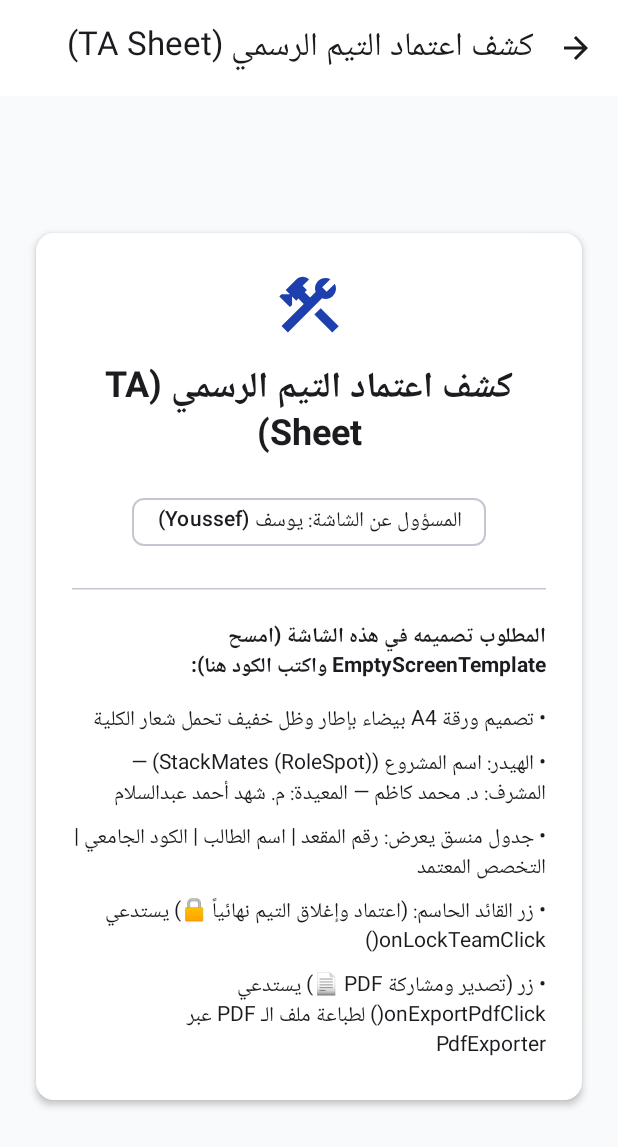
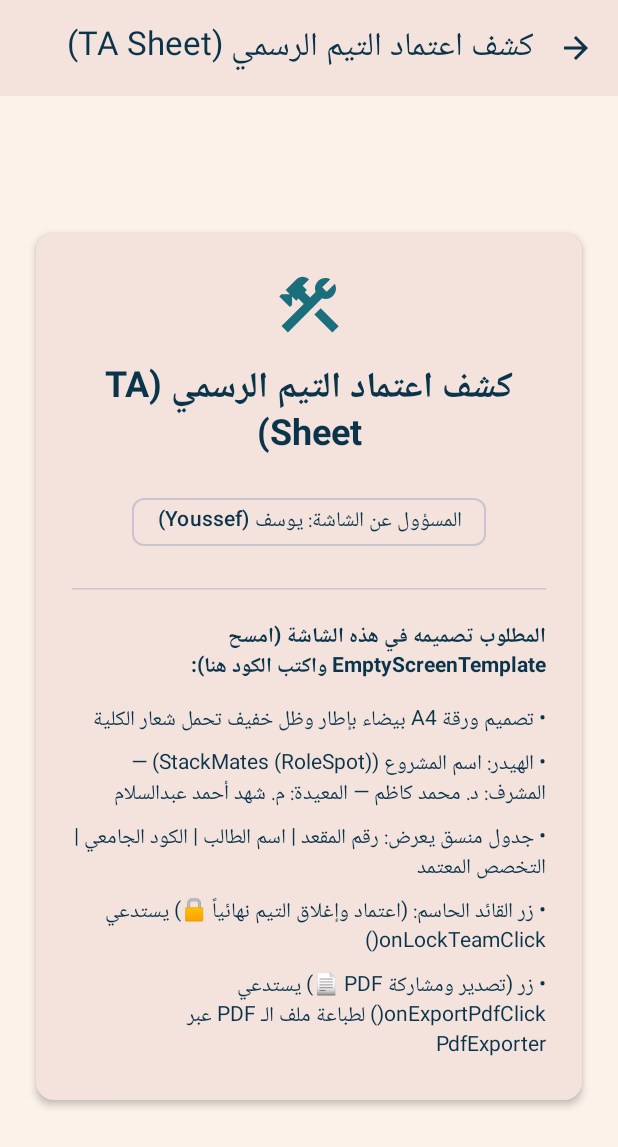
Before and after one commit to YousefEl-Basuony/TeamSeat-App, an Android app built with Jetpack Compose: the screen it shows after launch (MainActivity), after a tap on "كشف المعيدة الرسمي (TA Sheet A4)", on a phone screen of 412 x 824 dp. Shown: the top 1147 px of the screen. Run offline under Robolectric (Android 15) with nearby library versions, the phone set to English and light mode, and no system bars.

Commit message:
Update Color palette and Material 3 theme to match official TeamSeat design

```diff
--- a/app/src/main/java/com/stackmates/teamseat/core/theme/Color.kt
+++ b/app/src/main/java/com/stackmates/teamseat/core/theme/Color.kt
@@ -2,23 +2,41 @@ package com.stackmates.teamseat.core.theme
 
 import androidx.compose.ui.graphics.Color
 
-// ألوان الهوية الأساسية للتطبيق (Material 3)
-val BrandPrimary = Color(0xFF1E40AF)       // أزرق أكاديمي احترافي
-val BrandSecondary = Color(0xFF3B82F6)
-val BrandBackground = Color(0xFFF8FAFC)
-val BrandSurface = Color(0xFFFFFFFF)
+// =========================================================================
+// 🎨 TeamSeat Official Color Palette (من الهوية البصرية المعتمدة للتطبيق)
+// =========================================================================
 
-// ألوان حالات مقاعد التيم الموحدة (يستخدمها التيم كله!)
-val SeatAvailableGreen = Color(0xFF16A34A) // 🟢 متاح للحجز
-val SeatAvailableBg = Color(0xFFDCFCE7)
+// الألوان الداكنة والأساسية
+val DeepNavy = Color(0xFF0A344A)      // العناوين الرئيسية والخلفيات الداكنة
+val DeepTeal = Color(0xFF1B6F7D)      // الأزرار الأساسية وشريط التنقل Navbar
+val Turquoise = Color(0xFF469D9F)     // الأيقونات والعناصر النشطة
+val LightAqua = Color(0xFFA9D5D4)     // الخلفيات الثانوية
 
-val SeatPendingAmber = Color(0xFFD97706)   // 🟡 قيد المراجعة (48 ساعة)
-val SeatPendingBg = Color(0xFFFEF3C7)
+// الألوان الفاتحة والخلفيات
+val WarmCream = Color(0xFFFCF2EA)     // الخلفية الرئيسية للتطبيق
+val SoftBeige = Color(0xFFF4E2DD)     // الكروت وحقول الإدخال Input Fields
+val Peach = Color(0xFFF4C195)         // لمسات جمالية وأزرار ثانوية
+val SoftGray = Color(0xFFD3CFD1)      // الحدود والعناصر غير النشطة
 
-val SeatBookedBlue = Color(0xFF2563EB)     // 🔵 محجوز ومعتمد
-val SeatBookedBg = Color(0xFFDBEAFE)
+// ألوان متوافقة مع Material 3 Theme Names
+val BrandPrimary = DeepTeal
+val BrandSecondary = Turquoise
+val BrandBackground = WarmCream
+val BrandSurface = SoftBeige
 
-val SeatLockedGray = Color(0xFF64748B)     // 🔒 التيم مقفل نهائياً
-val SeatLockedBg = Color(0xFFF1F5F9)
+// =========================================================================
+// 💺 ألوان حالات مقاعد التيم الموحدة (Interactive Seat Map)
+// =========================================================================
+val SeatAvailableGreen = Turquoise      // 🟢 متاح للحجز
+val SeatAvailableBg = LightAqua
 
-val LeaderCrownGold = Color(0xFFF59E0B)    // 👑 لون تاج قائد التيم
+val SeatPendingAmber = Peach            // 🟡 قيد المراجعة (48 ساعة)
+val SeatPendingBg = WarmCream
+
+val SeatBookedBlue = DeepNavy           // 🔵 محجوز ومعتمد
+val SeatBookedBg = SoftGray
+
+val SeatLockedGray = SoftGray           // 🔒 التيم مقفل نهائياً
+val SeatLockedBg = SoftBeige
+
+val LeaderCrownGold = Peach             // 👑 لون تاج قائد التيم
--- a/app/src/main/java/com/stackmates/teamseat/core/theme/Theme.kt
+++ b/app/src/main/java/com/stackmates/teamseat/core/theme/Theme.kt
@@ -8,10 +8,23 @@ import androidx.compose.ui.platform.LocalLayoutDirection
 import androidx.compose.ui.unit.LayoutDirection
 
 private val LightColorScheme = lightColorScheme(
-    primary = BrandPrimary,
-    secondary = BrandSecondary,
-    background = BrandBackground,
-    surface = BrandSurface
+    primary = DeepTeal,
+    onPrimary = WarmCream,
+    primaryContainer = LightAqua,
+    onPrimaryContainer = DeepNavy,
+    secondary = Turquoise,
+    onSecondary = WarmCream,
+    secondaryContainer = SoftBeige,
+    onSecondaryContainer = DeepNavy,
+    tertiary = Peach,
+    onTertiary = DeepNavy,
+    background = WarmCream,
+    onBackground = DeepNavy,
+    surface = SoftBeige,
+    onSurface = DeepNavy,
+    surfaceVariant = WarmCream,
+    onSurfaceVariant = DeepNavy,
+    outline = SoftGray
 )
 
 /**
```
